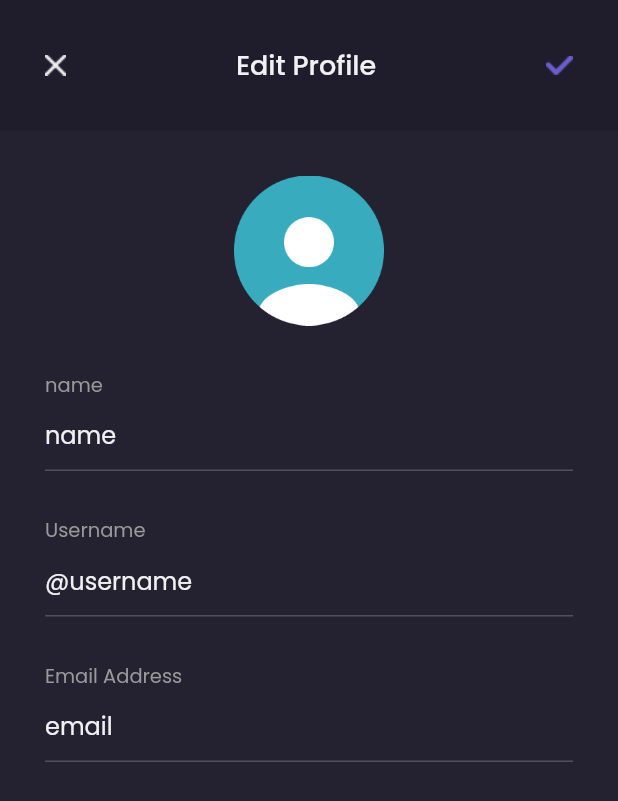
After one commit to adimunawar/flutter_ecommerce_app, a Flutter app: the MainPage screen opened directly, item 4 of the bottom bar chosen, after a tap on "Edit Profile", on a phone screen of 412 x 824 dp. The commit adds this screen. Shown: the top 801 px of the screen. Run offline on Flutter 3.47's test engine with Material 2 defaults, Android fonts, the phone set to English and light mode, and no system bars; our stand-ins replace google_fonts.

Commit message:
add edit profile

```diff
--- /dev/null
+++ b/lib/views/pages/edit_profile.dart
@@ -0,0 +1,166 @@
+import 'package:ecommer_app/theme.dart';
+import 'package:flutter/material.dart';
+
+class EditProfile extends StatelessWidget {
+  const EditProfile({Key? key}) : super(key: key);
+
+  @override
+  Widget build(BuildContext context) {
+    Widget header() {
+      return Container(
+        height: 87,
+        color: bgColor1,
+        padding: EdgeInsets.symmetric(horizontal: 30, vertical: 30),
+        child: Center(
+          child: Row(
+            mainAxisAlignment: MainAxisAlignment.spaceBetween,
+            children: [
+              Image.asset("assets/icon_x.png"),
+              Text(
+                "Edit Profile",
+                style:
+                    primaryTextStyle.copyWith(fontSize: 18, fontWeight: medium),
+              ),
+              Image.asset(
+                'assets/icon_betul.png',
+              )
+            ],
+          ),
+        ),
+      );
+    }
+
+    Widget nameInput() {
+      return Container(
+        margin: EdgeInsets.only(
+          top: 30,
+        ),
+        child: Column(
+          crossAxisAlignment: CrossAxisAlignment.start,
+          children: [
+            Text(
+              'name',
+              style: secondaryTextStyle.copyWith(
+                fontSize: 13,
+              ),
+            ),
+            TextFormField(
+              style: primaryTextStyle,
+              decoration: InputDecoration(
+                hintText: "name",
+                hintStyle: primaryTextStyle,
+                enabledBorder: UnderlineInputBorder(
+                  borderSide: BorderSide(
+                    color: subtitleTextColor,
+                  ),
+                ),
+              ),
+            ),
+          ],
+        ),
+      );
+    }
+
+    Widget emailInput() {
+      return Container(
+        margin: EdgeInsets.only(
+          top: 30,
+        ),
+        child: Column(
+          crossAxisAlignment: CrossAxisAlignment.start,
+          children: [
+            Text(
+              'Email Address',
+              style: secondaryTextStyle.copyWith(
+                fontSize: 13,
+              ),
+            ),
+            TextFormField(
+              style: primaryTextStyle,
+              decoration: InputDecoration(
+                hintText: "email",
+                hintStyle: primaryTextStyle,
+                enabledBorder: UnderlineInputBorder(
+                  borderSide: BorderSide(
+                    color: subtitleTextColor,
+                  ),
+                ),
+              ),
+            ),
+          ],
+        ),
+      );
+    }
+
+    Widget usernameInput() {
+      return Container(
+        margin: EdgeInsets.only(
+          top: 30,
+        ),
+        child: Column(
+          crossAxisAlignment: CrossAxisAlignment.start,
+          children: [
+            Text(
+              'Username',
+              style: secondaryTextStyle.copyWith(
+                fontSize: 13,
+              ),
+            ),
+            TextFormField(
+              style: primaryTextStyle,
+              decoration: InputDecoration(
+                hintText: "@username",
+                hintStyle: primaryTextStyle,
+                enabledBorder: UnderlineInputBorder(
+                  borderSide: BorderSide(
+                    color: subtitleTextColor,
+                  ),
+                ),
+              ),
+            ),
+          ],
+        ),
+      );
+    }
+
+    Widget content() {
+      return Expanded(
+        child: Container(
+          width: double.infinity,
+          margin: EdgeInsets.all(30),
+          child: ListView(
+            children: [
+              Container(
+                height: 100,
+                width: 100,
+                decoration: BoxDecoration(
+                    image: DecorationImage(
+                        image: AssetImage('assets/image_profile.png'))),
+              ),
+              Column(
+                crossAxisAlignment: CrossAxisAlignment.start,
+                children: [
+                  nameInput(),
+                  usernameInput(),
+                  emailInput(),
+                ],
+              ),
+            ],
+          ),
+        ),
+      );
+    }
+
+    return Scaffold(
+      backgroundColor: bgColor3,
+      body: SafeArea(
+        child: Column(
+          children: [
+            header(),
+            content(),
+          ],
+        ),
+      ),
+    );
+  }
+}
--- a/lib/views/pages/home/profile_page.dart
+++ b/lib/views/pages/home/profile_page.dart
@@ -1,4 +1,5 @@
 import 'package:ecommer_app/theme.dart';
+import 'package:ecommer_app/views/pages/edit_profile.dart';
 import 'package:flutter/material.dart';
 
 class ProfilePage extends StatelessWidget {
@@ -6,10 +7,151 @@ class ProfilePage extends StatelessWidget {
 
   @override
   Widget build(BuildContext context) {
-    return Scaffold(
-      backgroundColor: bgColor1,
-      body: Center(
-        child: Text("Profile"),
+    Widget header() {
+      return Container(
+        height: 124,
+        color: bgColor1,
+        padding: EdgeInsets.symmetric(horizontal: 30, vertical: 30),
+        child: Row(
+          children: [
+            Image.asset(
+              'assets/image_profile.png',
+              width: 64,
+            ),
+            SizedBox(
+              width: 16,
+            ),
+            Expanded(
+              child: Column(
+                crossAxisAlignment: CrossAxisAlignment.start,
+                children: [
+                  Text(
+                    "Hallo, Alex",
+                    style: primaryTextStyle.copyWith(
+                        fontSize: 24, fontWeight: semiBold),
+                  ),
+                  SizedBox(
+                    height: 2,
+                  ),
+                  Text(
+                    "@alexkeinn",
+                    style: subtitleTextStyle.copyWith(fontSize: 16),
+                  ),
+                ],
+              ),
+            ),
+            Image.asset(
+              'assets/button_exit.png',
+              width: 20,
+            )
+          ],
+        ),
+      );
+    }
+
+    Widget content() {
+      return Expanded(
+        child: Container(
+          margin: EdgeInsets.symmetric(horizontal: 30, vertical: 30),
+          child: ListView(
+            children: [
+              Text(
+                "Account",
+                style: primaryTextStyle.copyWith(
+                    fontSize: 16, fontWeight: semiBold),
+              ),
+              SizedBox(
+                height: 16,
+              ),
+              InkWell(
+                onTap: () {
+                  Navigator.push(context,
+                      MaterialPageRoute(builder: (context) => EditProfile()));
+                },
+                child: Row(
+                  mainAxisAlignment: MainAxisAlignment.spaceBetween,
+                  children: [
+                    Text("Edit Profile",
+                        style: secondaryTextStyle.copyWith(fontSize: 13)),
+                    Image.asset('assets/icon_panah.png')
+                  ],
+                ),
+              ),
+              SizedBox(
+                height: 16,
+              ),
+              Row(
+                mainAxisAlignment: MainAxisAlignment.spaceBetween,
+                children: [
+                  Text("Your Orders",
+                      style: secondaryTextStyle.copyWith(fontSize: 13)),
+                  Image.asset('assets/icon_panah.png')
+                ],
+              ),
+              SizedBox(
+                height: 16,
+              ),
+              Row(
+                mainAxisAlignment: MainAxisAlignment.spaceBetween,
+                children: [
+                  Text("Help",
+                      style: secondaryTextStyle.copyWith(fontSize: 13)),
+                  Image.asset('assets/icon_panah.png')
+                ],
+              ),
+              SizedBox(
+                height: 30,
+              ),
+              Text(
+                "General",
+                style: primaryTextStyle.copyWith(
+                    fontSize: 16, fontWeight: semiBold),
+              ),
+              SizedBox(
+                height: 16,
+              ),
+              Row(
+                mainAxisAlignment: MainAxisAlignment.spaceBetween,
+                children: [
+                  Text("Privacy & Policy",
+                      style: secondaryTextStyle.copyWith(fontSize: 13)),
+                  Image.asset('assets/icon_panah.png')
+                ],
+              ),
+              SizedBox(
+                height: 16,
+              ),
+              Row(
+                mainAxisAlignment: MainAxisAlignment.spaceBetween,
+                children: [
+                  Text("Term of Service",
+                      style: secondaryTextStyle.copyWith(fontSize: 13)),
+                  Image.asset('assets/icon_panah.png')
+                ],
+              ),
+              SizedBox(
+                height: 16,
+              ),
+              Row(
+                mainAxisAlignment: MainAxisAlignment.spaceBetween,
+                children: [
+                  Text("Rate App",
+                      style: secondaryTextStyle.copyWith(fontSize: 13)),
+                  Image.asset('assets/icon_panah.png')
+                ],
+              ),
+            ],
+          ),
+        ),
+      );
+    }
+
+    return SafeArea(
+      child: Column(
+        children: [
+          header(),
+          content(),
+        ],
       ),
     );
   }
```
Also changed, not shown: assets/icon_betul.png (added), assets/icon_panah.png (added), assets/icon_x.png (added).
